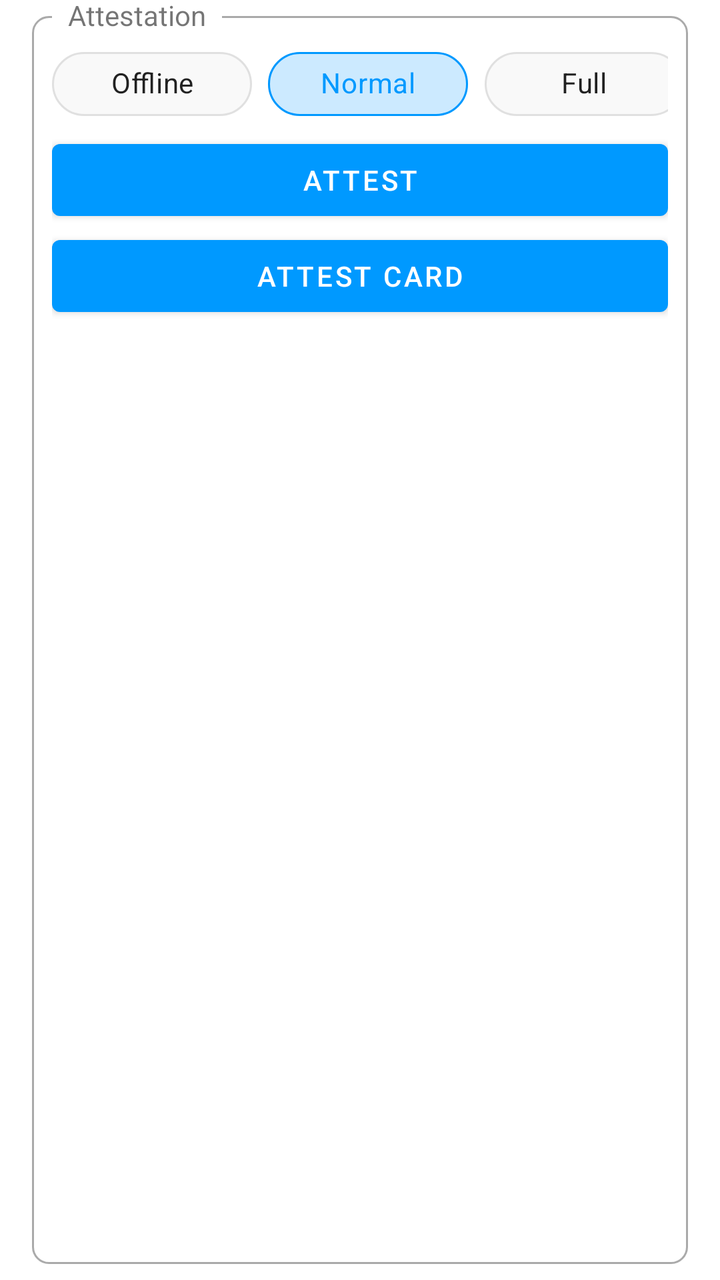
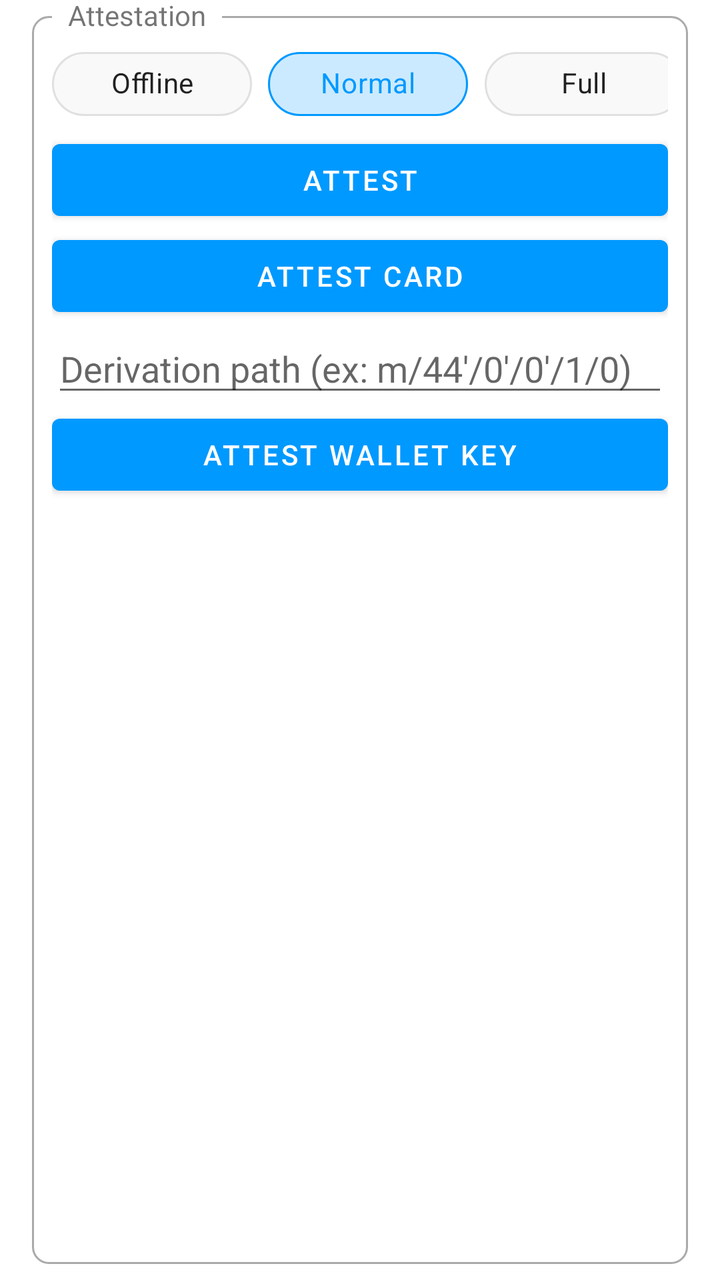

Two renders of the same Android screen: before a commit and after it. Below are the layout's source before the change and the commit's diff.
<!-- AndroidManifest.xml: application theme AppTheme -->
<!-- res/layout/attestation.xml -->
<?xml version="1.0" encoding="utf-8"?>
<FrameLayout xmlns:android="http://schemas.android.com/apk/res/android"
    xmlns:app="http://schemas.android.com/apk/res-auto"
    android:layout_width="match_parent"
    android:layout_height="wrap_content"
    android:clipToPadding="false"
    android:paddingStart="@dimen/box_padding_horizontal"
    android:paddingTop="@dimen/box_padding_vertical"
    android:paddingEnd="@dimen/box_padding_horizontal"
    android:paddingBottom="@dimen/box_padding_vertical">

    <FrameLayout
        android:layout_width="match_parent"
        android:layout_height="match_parent"
        android:background="@drawable/rounded_corner" />

    <TextView
        android:layout_width="wrap_content"
        android:layout_height="wrap_content"
        android:background="?android:windowBackground"
        android:paddingStart="8dp"
        android:paddingEnd="8dp"
        android:text="Attestation"
        android:translationX="10dp"
        android:translationY="-10dp" />

    <FrameLayout
        android:id="@+id/contentContainer"
        android:layout_width="match_parent"
        android:layout_height="match_parent"
        android:clipToPadding="false"
        android:padding="10dp">

        <LinearLayout
            android:layout_width="match_parent"
            android:layout_height="wrap_content"
            android:orientation="vertical">

            <com.google.android.material.chip.ChipGroup
                android:id="@+id/chipGroupAttest"
                android:layout_width="match_parent"
                android:layout_height="wrap_content"
                app:selectionRequired="true"
                app:singleLine="true"
                app:singleSelection="true">

                <com.google.android.material.chip.Chip
                    android:id="@+id/chipAttestOffline"
                    android:layout_width="wrap_content"
                    android:layout_height="wrap_content"
                    android:checked="true"
                    style="@style/TapChip"
                    android:text="Offline" />

                <com.google.android.material.chip.Chip
                    android:id="@+id/chipAttestNormal"
                    android:layout_width="wrap_content"
                    android:layout_height="wrap_content"
                    android:checked="true"
                    style="@style/TapChip"
                    android:text="Normal" />

                <com.google.android.material.chip.Chip
                    android:id="@+id/chipAttestFull"
                    style="@style/TapChip"
                    android:layout_width="wrap_content"
                    android:layout_height="wrap_content"
                    android:text="Full" />

            </com.google.android.material.chip.ChipGroup>

            <Button
                android:id="@+id/btnAttest"
                android:layout_width="match_parent"
                android:layout_height="wrap_content"
                android:text="Attest" />

            <Button
                android:id="@+id/btnAttestCardKey"
                android:layout_width="match_parent"
                android:layout_height="wrap_content"
                android:text="Attest card" />

        </LinearLayout>

    </FrameLayout>

</FrameLayout>
<!-- resources referenced by this layout -->
<resources>
  <dimen name="box_padding_horizontal">16dp</dimen>
  <dimen name="box_padding_vertical">8dp</dimen>
  <!-- drawable rounded_corner (drawable) -->
  <?xml version="1.0" encoding="utf-8"?>
  <shape xmlns:android="http://schemas.android.com/apk/res/android">
      <stroke
          android:width="1dp"
          android:color="@android:color/darker_gray" />
  
      <solid android:color="@android:color/transparent" />
  
      <padding
          android:bottom="5dp"
          android:left="5dp"
          android:right="5dp"
          android:top="5dp" />
  
      <corners android:radius="8dp" />
  </shape>
  <style name="TapChip" parent="@style/Widget.MaterialComponents.Chip.Choice">
          <item name="chipBackgroundColor">@color/selector_chip_background</item>
          <item name="chipStrokeColor">@color/selector_chip_stroke</item>
          <item name="chipStrokeWidth">1dp</item>
          <item name="android:minWidth">100dp</item>
          <item name="android:textAlignment">center</item>
      </style>
  <style name="AppTheme" parent="Theme.MaterialComponents.DayNight.NoActionBar">
          <item name="colorPrimary">@color/primary</item>
          <item name="colorPrimaryDark">@color/primary_dark</item>
          <item name="colorOnPrimary">@color/on_primary</item>
          <item name="colorSecondary">@color/primary</item>
      </style>
  <color name="primary">#0099FF</color>
  <color name="primary_dark">#0099FF</color>
  <color name="on_primary">#FFFFFF</color>
</resources>

<!-- the commit's change to res/layout/attestation.xml (unified diff, before → after) -->
@@ -81,6 +81,19 @@
                 android:layout_height="wrap_content"
                 android:text="Attest card" />
 
+            <androidx.appcompat.widget.AppCompatAutoCompleteTextView
+                android:id="@+id/etAttestWalletKeyPath"
+                android:completionThreshold="1"
+                android:layout_width="match_parent"
+                android:layout_height="wrap_content"
+                android:hint="Derivation path (ex: m/44'/0'/0'/1/0)" />
+
+            <Button
+                android:id="@+id/btnAttestWalletKey"
+                android:layout_width="match_parent"
+                android:layout_height="wrap_content"
+                android:text="Attest wallet key" />
+
         </LinearLayout>
 
     </FrameLayout>
